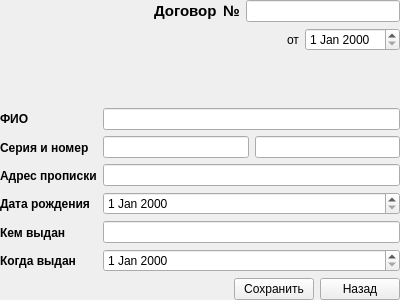
First picture: the form in src/core/corewidget/passportwidget.ui, repository Arox/makler, before the edit.
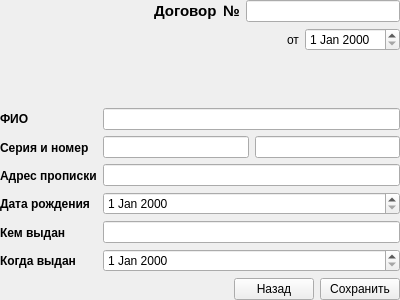
Second picture: the form after the edit.

The edit to the form file:
```diff
--- a/src/core/corewidget/passportwidget.ui
+++ b/src/core/corewidget/passportwidget.ui
@@ -245,16 +245,16 @@
       </spacer>
      </item>
      <item>
-      <widget class="QPushButton" name="mpSave">
+      <widget class="QPushButton" name="mpBack">
        <property name="text">
-        <string>Сохранить</string>
+        <string>Назад</string>
        </property>
       </widget>
      </item>
      <item>
-      <widget class="QPushButton" name="mpBack">
+      <widget class="QPushButton" name="mpSave">
        <property name="text">
-        <string>Назад</string>
+        <string>Сохранить</string>
        </property>
       </widget>
      </item>
```
